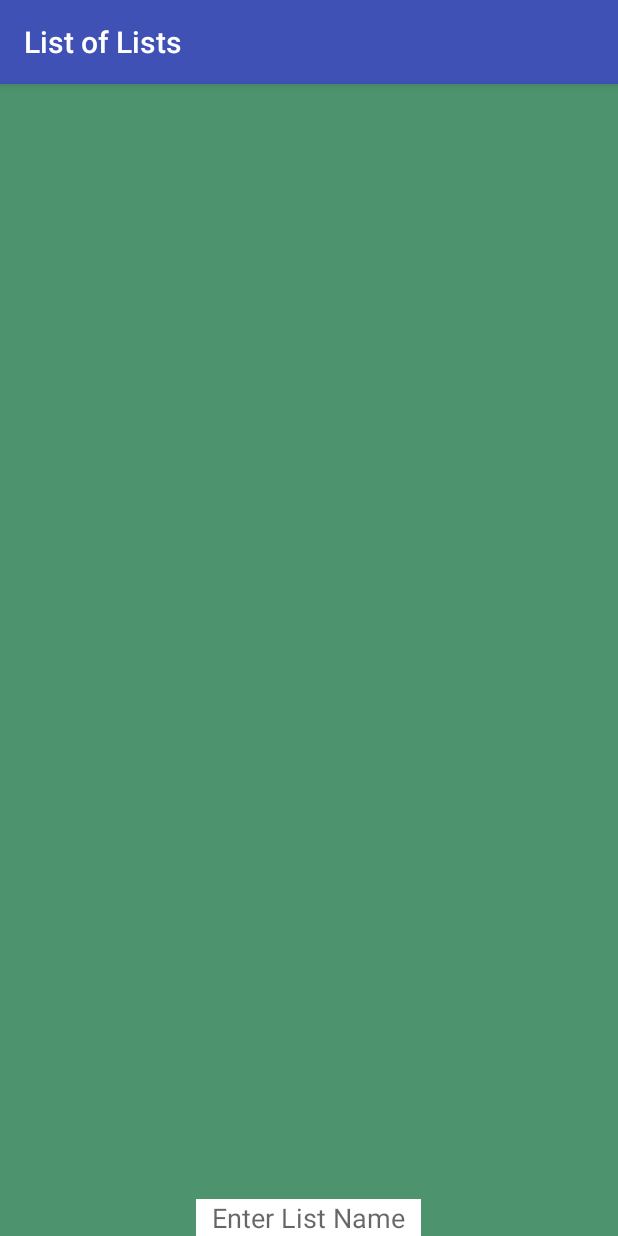
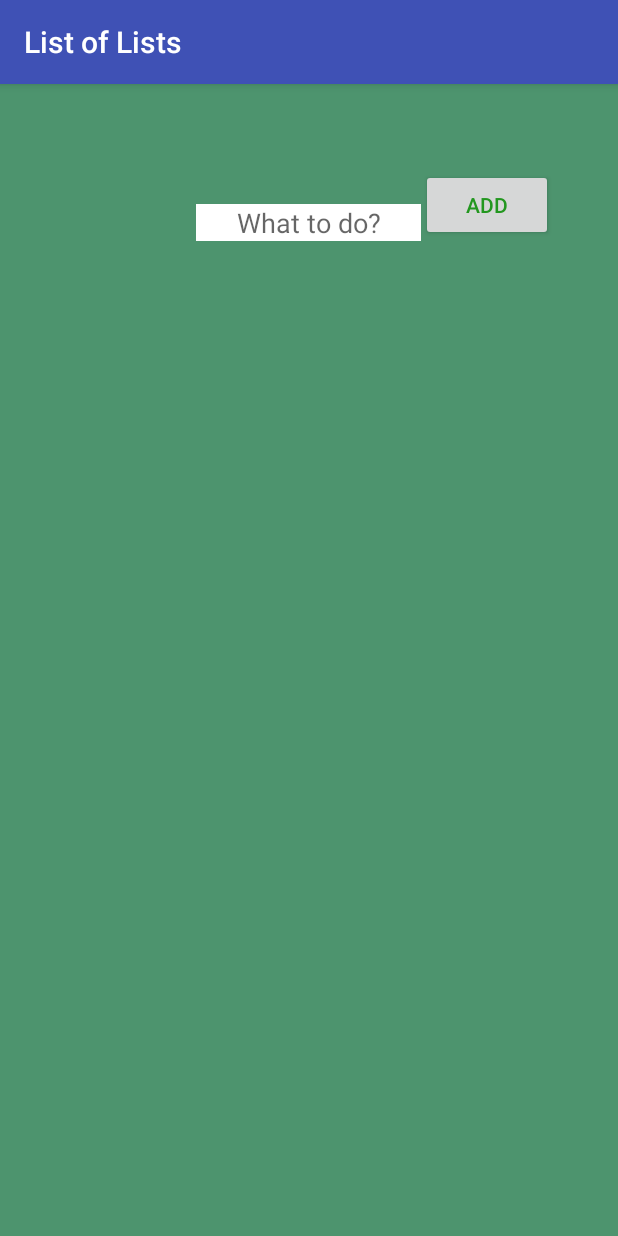
Before and after one commit to changwinstonr/Project1, an Android app: the ToDoActivity screen opened directly, with no data from a screen before it, on a phone screen of 412 x 824 dp. Run offline under Robolectric (Android 15) with nearby library versions, the light colour scheme and no system bars.

Commit message:
rearranges activity_to_do.xml to match activity_main

```diff
--- a/app/src/main/res/layout/activity_to_do.xml
+++ b/app/src/main/res/layout/activity_to_do.xml
@@ -5,30 +5,37 @@
     android:layout_height="match_parent"
     android:orientation="vertical"
     tools:context="winston.project1.ToDoActivity">
-
     <ListView
         android:layout_width="fill_parent"
         android:layout_height="fill_parent"
-        android:id="@+id/listViewWithin"
+        android:id="@+id/listView"
         android:background="#4d946e"
         android:layout_alignParentTop="true"
         android:textSize="12sp"
-        android:paddingBottom="200dp"/>
+        android:paddingTop="120dp"/>
 
     <EditText
         android:layout_width="150dp"
         android:layout_height="wrap_content"
-        android:id="@+id/editTextList"
+        android:id="@+id/editText"
         android:layout_centerHorizontal="true"
         android:layout_marginTop="80dp"
-        android:hint="Enter List Name"
+        android:hint="What to do?"
         android:background="#FFFFFF"
         android:maxLines="1"
         android:maxLength="10"
         android:inputType="text"
         android:gravity="center"
-        android:layout_alignBottom="@id/listViewWithin"
-        android:layout_alignParentBottom="true"
+        android:layout_alignTop="@id/listView"
         android:imeOptions="actionDone"/>
 
+    <Button
+        android:layout_width="wrap_content"
+        android:layout_height="wrap_content"
+        android:id="@+id/addTextButton"
+        android:text="Add"
+        android:textColor="#23971f"
+        android:layout_alignBottom="@+id/editText"
+        android:layout_toEndOf="@+id/editText" />
+
 </RelativeLayout>
```
